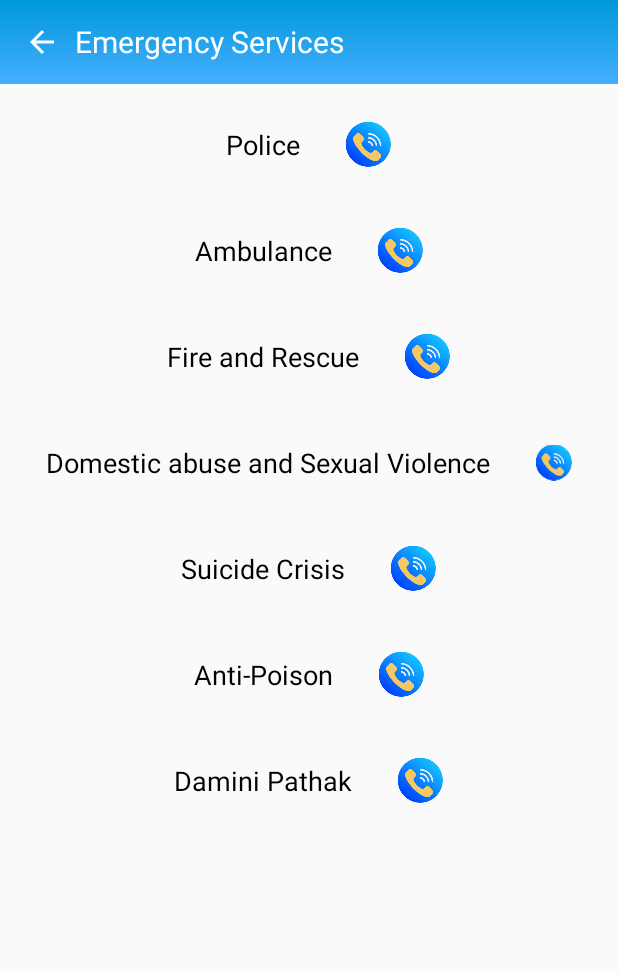
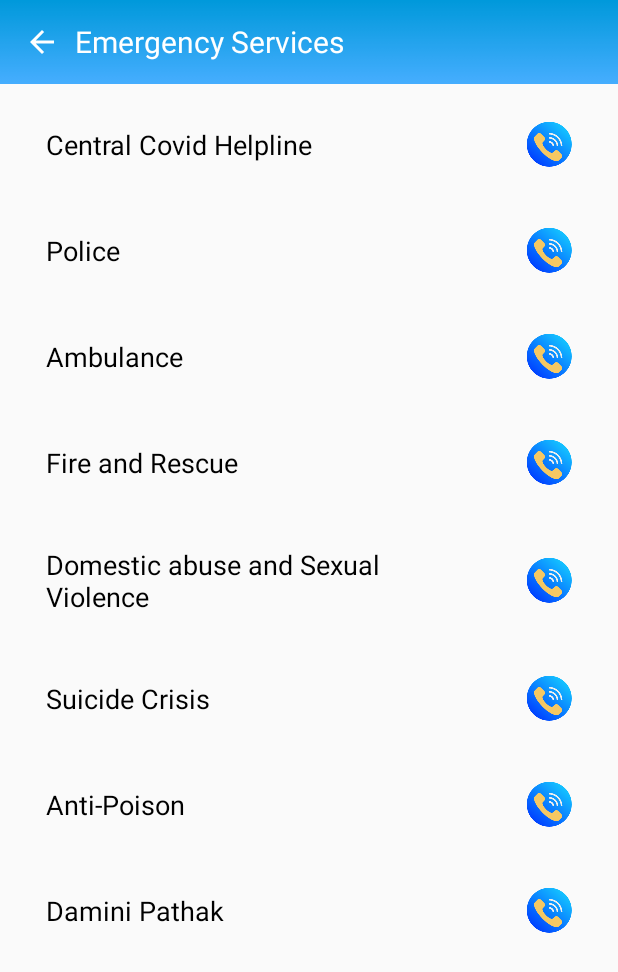
Before and after one commit to amitthakarebi/DigitalComplaints, an Android app: the EmergencyServices screen opened directly, with no data from a screen before it, on a phone screen of 412 x 824 dp. Shown: the top 972 px of the screen. Run offline under Robolectric (Android 15) with nearby library versions, the phone set to English and light mode, and no system bars.

Commit message:
Total Complaint number and Emergency Servces added

```diff
--- a/app/src/main/java/com/amitthakare/digitalcomplaint/EmergencyServices.java
+++ b/app/src/main/java/com/amitthakare/digitalcomplaint/EmergencyServices.java
@@ -10,7 +10,7 @@ import android.widget.ImageView;
 
 public class EmergencyServices extends AppCompatActivity {
 
-    private ImageView callPolice, callAmbulance, callFire, callDomestic, callSuicide, callAntiPoison, callDaminiPathak;
+    private ImageView callPolice, callAmbulance, callFire, callDomestic, callSuicide, callAntiPoison, callDaminiPathak,callCovid;
     private ImageView toolBackEmergency;
 
     @Override
@@ -25,12 +25,22 @@ public class EmergencyServices extends AppCompatActivity {
         callSuicide = findViewById(R.id.callSuicide);
         callAntiPoison = findViewById(R.id.callAntiPoison);
         callDaminiPathak = findViewById(R.id.callDaminiPathak);
+        callCovid = findViewById(R.id.callCovid);
 
         toolBackEmergency = findViewById(R.id.toolbar_back_emergency);
         toolBackEmergency.setOnClickListener(new View.OnClickListener() {
             @Override
             public void onClick(View v) {
                 finish();
+            }
+        });
+
+        callCovid.setOnClickListener(new View.OnClickListener() {
+            @Override
+            public void onClick(View v) {
+                Intent callIntent = new Intent(Intent.ACTION_DIAL);
+                callIntent.setData(Uri.parse("tel:+911123978046"));
+                startActivity(callIntent);
             }
         });
 
--- a/app/src/main/res/layout/activity_emergency_services.xml
+++ b/app/src/main/res/layout/activity_emergency_services.xml
@@ -33,6 +33,12 @@
             android:textSize="20sp" />
     </androidx.appcompat.widget.Toolbar>
 
+    <ScrollView
+        android:layout_width="match_parent"
+        android:layout_height="0dp"
+        app:layout_constraintBottom_toBottomOf="parent"
+        app:layout_constraintTop_toBottomOf="@+id/toolbar">
+
         <LinearLayout
             android:layout_width="match_parent"
             android:layout_height="0dp"
@@ -50,8 +56,37 @@
                 android:padding="15dp">
 
                 <TextView
+                    android:layout_width="0dp"
+                    android:layout_height="wrap_content"
+                    android:layout_weight="1"
+                    android:paddingStart="15dp"
+                    android:paddingEnd="15dp"
+                    android:text="Central Covid Helpline"
+                    android:textColor="@color/black"
+                    android:textSize="18sp" />
+
+                <ImageView
+                    android:id="@+id/callCovid"
                     android:layout_width="wrap_content"
                     android:layout_height="wrap_content"
+                    android:paddingStart="15dp"
+                    android:paddingEnd="15dp"
+                    android:src="@drawable/mobile_icon" />
+
+            </LinearLayout>
+
+            <LinearLayout
+                android:layout_width="match_parent"
+                android:layout_height="wrap_content"
+                android:layout_marginTop="10dp"
+                android:gravity="center"
+                android:orientation="horizontal"
+                android:padding="15dp">
+
+                <TextView
+                    android:layout_width="0dp"
+                    android:layout_height="wrap_content"
+                    android:layout_weight="1"
                     android:paddingStart="15dp"
                     android:paddingEnd="15dp"
                     android:text="Police"
@@ -77,8 +112,9 @@
                 android:padding="15dp">
 
                 <TextView
-                android:layout_width="wrap_content"
+                    android:layout_width="0dp"
                     android:layout_height="wrap_content"
+                    android:layout_weight="1"
                     android:paddingStart="15dp"
                     android:paddingEnd="15dp"
                     android:text="Ambulance"
@@ -104,8 +140,9 @@
                 android:padding="15dp">
 
                 <TextView
-                android:layout_width="wrap_content"
+                    android:layout_width="0dp"
                     android:layout_height="wrap_content"
+                    android:layout_weight="1"
                     android:paddingStart="15dp"
                     android:paddingEnd="15dp"
                     android:text="Fire and Rescue"
@@ -131,8 +168,9 @@
                 android:padding="15dp">
 
                 <TextView
-                android:layout_width="wrap_content"
+                    android:layout_width="0dp"
                     android:layout_height="wrap_content"
+                    android:layout_weight="1"
                     android:paddingStart="15dp"
                     android:paddingEnd="15dp"
                     android:text="Domestic abuse and Sexual Violence"
@@ -158,8 +196,9 @@
                 android:padding="15dp">
 
                 <TextView
-                android:layout_width="wrap_content"
+                    android:layout_width="0dp"
                     android:layout_height="wrap_content"
+                    android:layout_weight="1"
                     android:paddingStart="15dp"
                     android:paddingEnd="15dp"
                     android:text="Suicide Crisis"
@@ -185,8 +224,9 @@
                 android:padding="15dp">
 
                 <TextView
-                android:layout_width="wrap_content"
+                    android:layout_width="0dp"
                     android:layout_height="wrap_content"
+                    android:layout_weight="1"
                     android:paddingStart="15dp"
                     android:paddingEnd="15dp"
                     android:text="Anti-Poison"
@@ -212,8 +252,9 @@
                 android:padding="15dp">
 
                 <TextView
-                android:layout_width="wrap_content"
+                    android:layout_width="0dp"
                     android:layout_height="wrap_content"
+                    android:layout_weight="1"
                     android:paddingStart="15dp"
                     android:paddingEnd="15dp"
                     android:text="Damini Pathak"
@@ -232,4 +273,6 @@
 
         </LinearLayout>
 
+    </ScrollView>
+
 </androidx.constraintlayout.widget.ConstraintLayout>
--- a/app/src/main/res/values/colors.xml
+++ b/app/src/main/res/values/colors.xml
@@ -9,4 +9,5 @@
     <color name="blue">#0087FC</color>
     <color name="faint_blue">#4A8EC8</color>
     <color name="gray">#989898</color>
+    <color name="green">#00AF1E</color>
 </resources>
```
Also changed, not shown: app/src/main/java/com/amitthakare/digitalcomplaint/AllComplaints.java (+9 -0 lines), app/src/main/res/layout/activity_all_complaints.xml (+16 -1 lines). Lines whose indentation alone changed are shown as unchanged.
